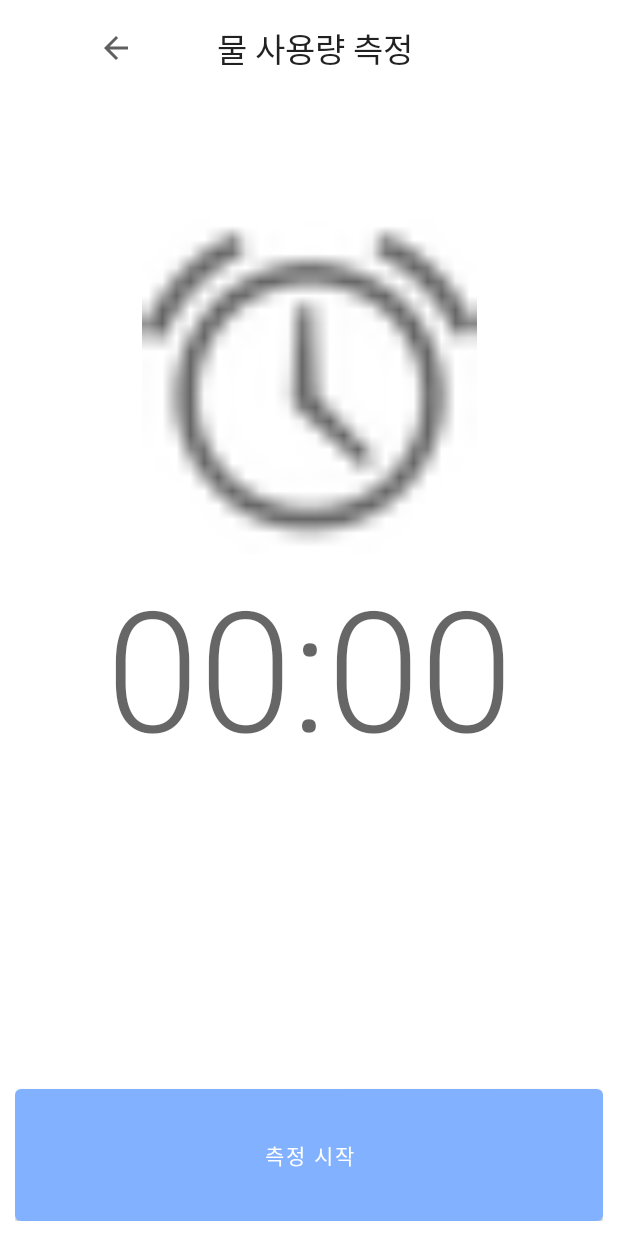
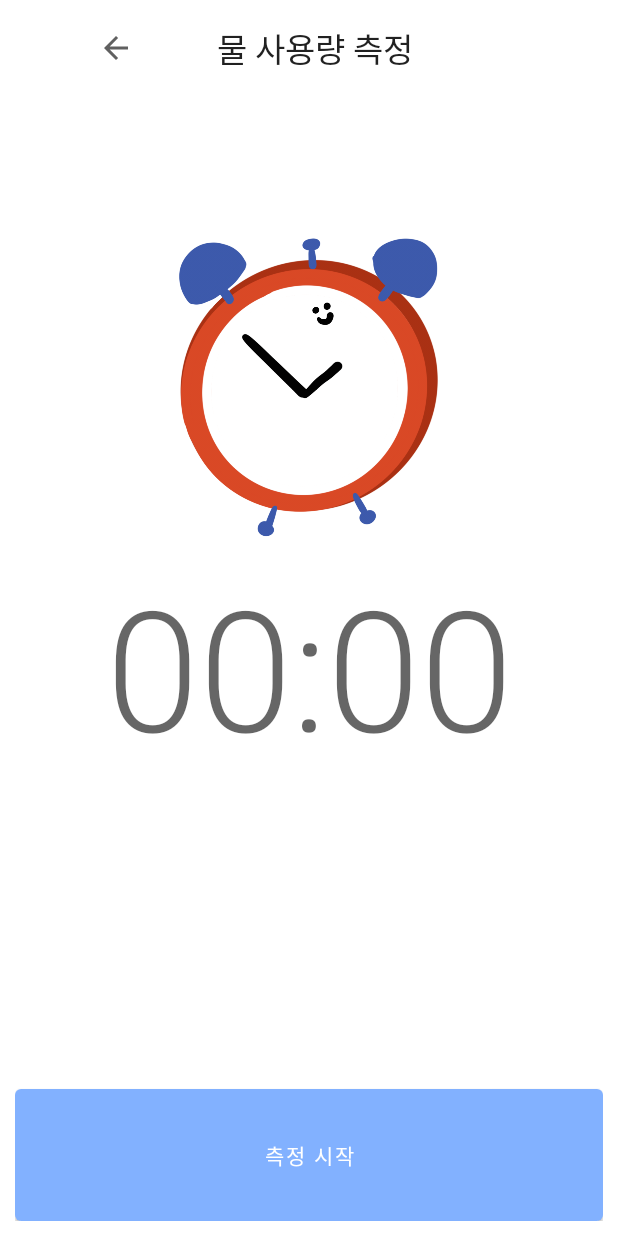
Before and after one commit to jihoi-kang/on-eco, an Android app: the WaterStopWatch screen opened directly, with no data from a screen before it, on a phone screen of 412 x 824 dp. Run offline under Robolectric (Android 15) with nearby library versions, the phone set to English and light mode, and no system bars; libraries missing offline, so code that uses them is left out: com.gun0912.tedpermission.

Commit message:
타이머 이미지 추가

```diff
--- a/app/src/main/res/layout/activity_water_stop_game.xml
+++ b/app/src/main/res/layout/activity_water_stop_game.xml
@@ -58,7 +58,7 @@
                 android:layout_width="match_parent"
                 android:layout_height="223dp"
                 android:contentDescription="@string/timer_img"
-                app:srcCompat="@android:drawable/ic_lock_idle_alarm" />
+                app:srcCompat="@drawable/timer" />
 
 
             <LinearLayout
--- a/app/src/main/res/layout/activity_water_stop_watch.xml
+++ b/app/src/main/res/layout/activity_water_stop_watch.xml
@@ -60,7 +60,7 @@
                 android:layout_height="223dp"
                 android:contentDescription="@string/timer_img"
                 android:text="00:00"
-                app:srcCompat="@android:drawable/ic_lock_idle_alarm" />
+                app:srcCompat="@drawable/timer" />
 
             <TextView
                 android:id="@+id/countup_text"
```
Also changed, not shown: app/src/main/res/drawable-v24/timer.png (added).
